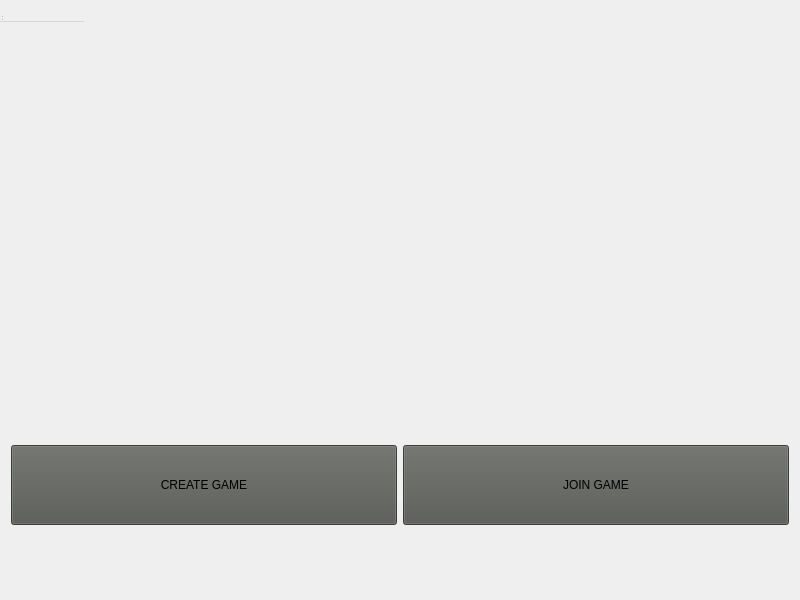
The window that client/client_interface/maingame.ui (fsardella/Dune_TP3) describes before a commit, drawn with Qt 5.
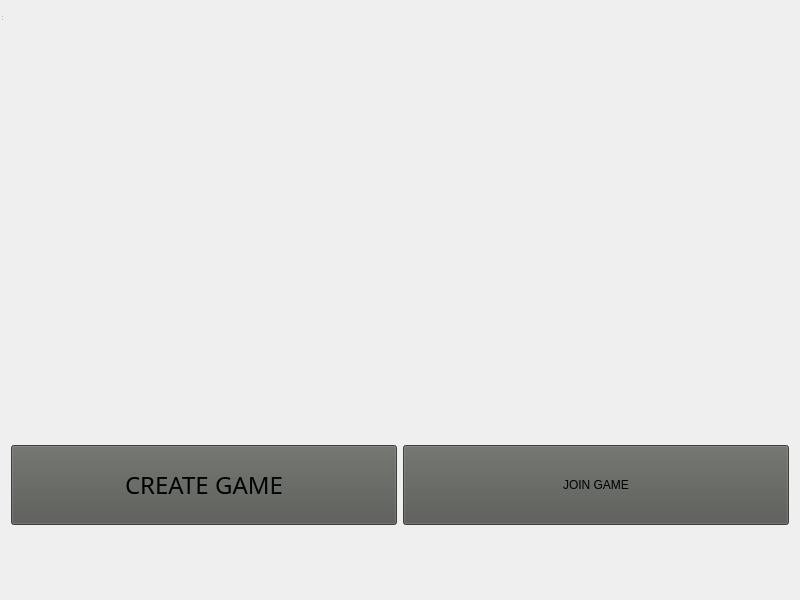
The same window after the commit.

```diff
--- a/client/client_interface/maingame.ui
+++ b/client/client_interface/maingame.ui
@@ -22,6 +22,14 @@
        <height>80</height>
       </size>
      </property>
+     <property name="font">
+      <font>
+       <family>Sarai</family>
+       <pointsize>18</pointsize>
+       <italic>false</italic>
+       <bold>false</bold>
+      </font>
+     </property>
      <property name="cursor">
       <cursorShape>PointingHandCursor</cursorShape>
      </property>
@@ -71,16 +79,6 @@
     </widget>
    </item>
   </layout>
-  <widget class="QMenuBar" name="menubar">
-   <property name="geometry">
-    <rect>
-     <x>0</x>
-     <y>0</y>
-     <width>84</width>
-     <height>22</height>
-    </rect>
-   </property>
-  </widget>
   <widget class="QStatusBar" name="statusbar">
    <property name="geometry">
     <rect>
```
Left out of the diff: 2 changed lines with no effect on the pictures.
